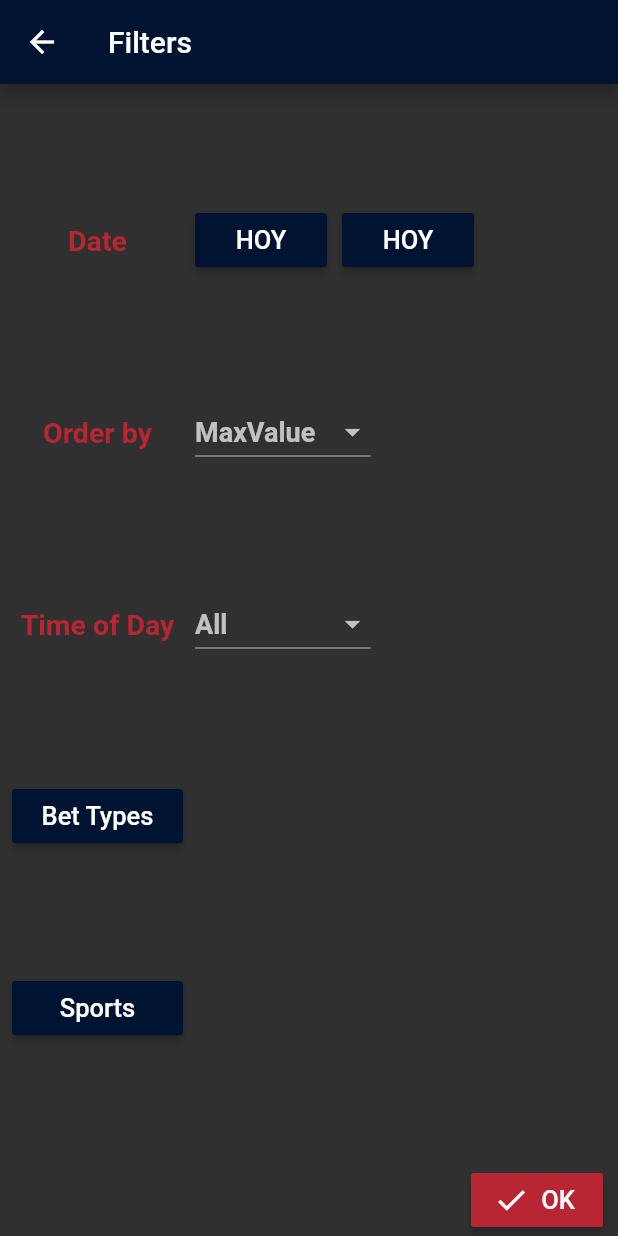
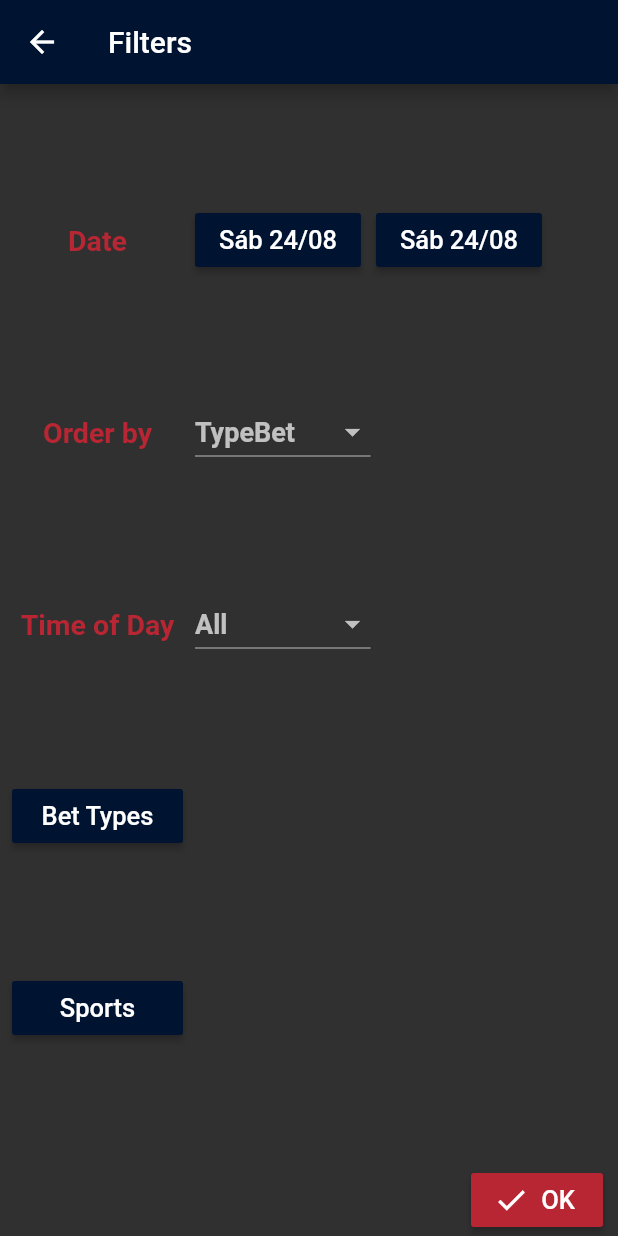
Before and after one commit to carlosvzz/flutter_sportsfilter, a Flutter app: the ScreenFilters screen opened by its route, on a phone screen of 412 x 824 dp. Run offline on Flutter 3.47's test engine with Material 2 defaults, Android fonts, the phone set to English and light mode, and no system bars; drawn by our look-alikes of overlay_support; our stand-ins replace cloud_firestore, firebase_auth; missing offline and left inert: flutter_selectable_text, queries; accounts and stored records are empty; statements that could not run were skipped.

Commit message:
Ajustes en fecha e inicio

```diff
--- a/lib/models/custom_date.dart
+++ b/lib/models/custom_date.dart
@@ -5,8 +5,8 @@ class CustomDate {
   //
   DateTime _now;
   DateTime _today;
-  DateTime _yesterday;
-  DateTime _tomorrow;
+  //DateTime _yesterday;
+  //DateTime _tomorrow;
 
   CustomDate(this.date) {
     initDates();
@@ -19,19 +19,19 @@ class CustomDate {
   void initDates() {
     _now = DateTime.now();
     _today = DateTime(_now.year, _now.month, _now.day);
-    _yesterday = DateTime(_today.year, _today.month, _today.day - 1);
-    _tomorrow = DateTime(_today.year, _today.month, _today.day + 1);
+    // _yesterday = DateTime(_today.year, _today.month, _today.day - 1);
+    // _tomorrow = DateTime(_today.year, _today.month, _today.day + 1);
   }
 
   String _formatName() {
-    if (date == _today) {
-      return 'HOY';
-    } else if (date == _tomorrow) {
-      return 'MAÑANA';
-    } else if (date == _yesterday) {
-      return 'AYER';
-    } else {
-      return formatDate(date, [D, ' ', dd, '/', mm]);
-    }
+    // if (date == _today) {
+    //   return 'HOY';
+    // } else if (date == _tomorrow) {
+    //   return 'MAÑANA';
+    // } else if (date == _yesterday) {
+    //   return 'AYER';
+    // } else {
+    return formatDate(date, [D, ' ', dd, '/', mm]);
+    // }
   }
 }
--- a/lib/providers/app_model.dart
+++ b/lib/providers/app_model.dart
@@ -25,7 +25,7 @@ class AppModel with ChangeNotifier {
     filterSport = [];
     filterTypeBet = [];
     filterTimeofDay = TIME_OF_DAY.All;
-    filterOrderBy = ORDER_BY.MaxValue;
+    filterOrderBy = ORDER_BY.TypeBet;
     isLoading = false;
   }
 
--- a/lib/screens/widgets/main_container.dart
+++ b/lib/screens/widgets/main_container.dart
@@ -19,7 +19,7 @@ class _MainContainerState extends State<MainContainer> {
   void initState() {
     super.initState();
     oGame = Provider.of<AppModel>(context, listen: false);
-    //_listaJuegos = oGame.getGames();
+    _listaJuegos = oGame.getGames();
   }
 
   @override
```
